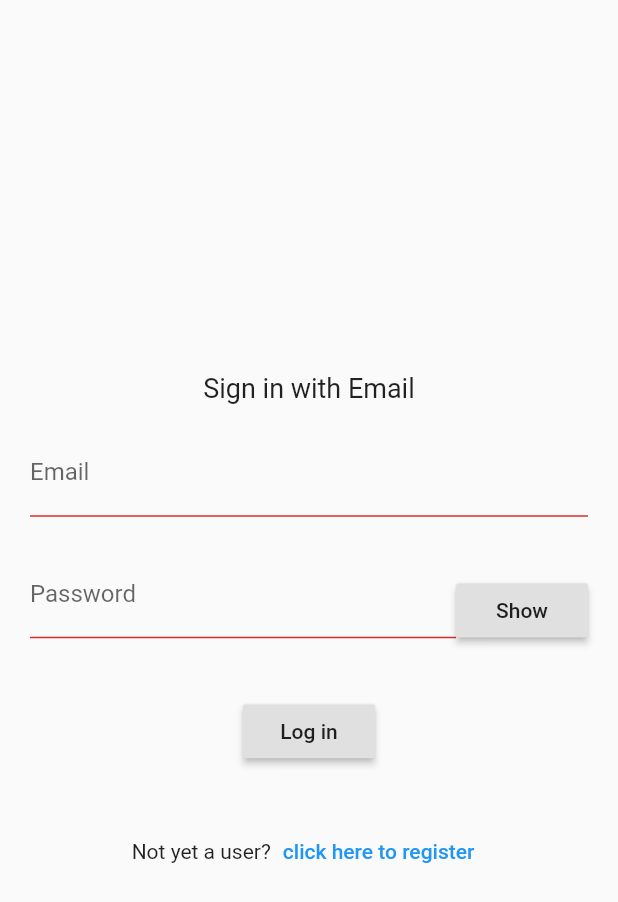
After one commit to sengtan/flutter_login_template, a Flutter app: the screen it shows after launch, after a tap on "Sign in with Email", on a phone screen of 412 x 824 dp. The commit adds this screen. Shown: the top 902 px of the screen. Run offline on Flutter 3.47's test engine with Material 2 defaults, Android fonts, the phone set to English and light mode, and no system bars; our stand-ins replace firebase_auth, firebase_core, firebase_dynamic_links, google_sign_in; missing offline and left inert: flutter_facebook_login; accounts and stored records are empty.

Commit message:
-Google Sign-in now working, added documentation on fix for SHA-1 error -Added Email Sign-in and registration functionality, does not require e-mail verification

```diff
--- /dev/null
+++ b/lib/authentication/email_auth.dart
@@ -0,0 +1,401 @@
+import 'package:flutter/material.dart';
+import 'package:firebase_auth/firebase_auth.dart';
+import 'package:firebase_dynamic_links/firebase_dynamic_links.dart';
+
+final FirebaseAuth _auth = FirebaseAuth.instance;
+
+class EmailLoginPage extends StatefulWidget{
+  final VoidCallback onSignedIn;
+  const EmailLoginPage({this.onSignedIn});
+
+  @override
+  State<StatefulWidget> createState() => _EmailLoginPageState();
+}
+
+class _EmailLoginPageState extends State<EmailLoginPage>{
+  final GlobalKey<FormState> _formKey = GlobalKey<FormState>();
+  final TextEditingController _emailController = TextEditingController();
+  final TextEditingController _passwordController = TextEditingController();
+  String _emailErrorText = "";
+  String _passwordErrorText = "";
+  bool _obscureText = true;
+  bool _success;
+  String _userEmail;
+
+  void _togglePassword() {
+    setState(() {
+      _obscureText = !_obscureText;
+    });
+  }
+
+  Future<bool> validateEmail(String value) async {
+    //Follows HTML5 email validation, for more info: https://html.spec.whatwg.org/multipage/input.html#e-mail-state-%28type=email%29
+    String pattern = r"^[a-zA-Z0-9.!#$%&'*+/=?^_`{|}~-]+@[a-zA-Z0-9](?:[a-zA-Z0-9-]{0,253}[a-zA-Z0-9])?(?:\.[a-zA-Z0-9](?:[a-zA-Z0-9-]{0,253}[a-zA-Z0-9])?)*$";
+    RegExp regExp = new RegExp(pattern);
+    String errorText = "";
+
+    if(value.isEmpty){
+      errorText = "Please enter your e-mail";
+    }
+    else if(!regExp.hasMatch(value)){
+      errorText = "Incorrect e-mail format";
+    }
+    else{
+      //if returned list is empty, this means that the e-mail is not registered
+      await _auth.fetchSignInMethodsForEmail(value).then((response){
+        print(response);
+        response.isEmpty? errorText = "E-mail not registered":errorText = "";
+      });
+    }
+
+    setState(() {
+      _emailErrorText = errorText;
+    });
+
+    return(errorText==""?true:false);
+  }
+
+  bool validatePassword(String value){
+    //min 8 char, 1 upper, 1 lower, 1 number, 1 special char, no length limit
+    String pattern = r"^(?=.*[a-z])(?=.*[A-Z])(?=.*\d)(?=.*[@$!%*?&])[A-Za-z\d@$!%*?&]{8,}$";
+    RegExp regExp = new RegExp(pattern);
+    String errorText = "";
+
+    if(value.isEmpty){
+      errorText = "Please enter your password";
+    }
+    else if(!regExp.hasMatch(value)){
+      errorText = "Password criteria not fulfilled";
+    }
+
+    setState(() {
+      _passwordErrorText = errorText;
+    });
+
+    return(errorText==""?true:false);
+  }
+
+  void registrationSuccess(String email, String password){
+    _emailController.text = email;
+    _passwordController.text = password;
+  }
+
+  void _signInWithEmailAndPassword() async {
+    User user;
+    await _auth.signInWithEmailAndPassword(
+      email: _emailController.text,
+      password: _passwordController.text,
+    ).then((response){
+      user = response.user;
+    }).catchError((error){
+      user = null;
+    });
+
+    if (user != null) {
+      setState(() {
+        _success = true;
+        _userEmail = user.email;
+      });
+      widget.onSignedIn();
+      Navigator.of(context).pop();
+    } else {
+      setState(() {
+        _success = false;
+      });
+    }
+  }
+
+  void _registerEmailAndPassword() async {
+    Navigator.of(context).push(
+      MaterialPageRoute(builder:(context) => EmailRegisterPage(onRegistered: registrationSuccess))
+    );
+  }
+
+  @override
+  void dispose() {
+    _emailController.dispose();
+    _passwordController.dispose();
+    super.dispose();
+  }
+
+  @override
+  Widget build(BuildContext context) {
+    return Scaffold(
+      body: Column(
+        mainAxisAlignment: MainAxisAlignment.center,
+        crossAxisAlignment: CrossAxisAlignment.center,
+        children: [
+          Padding(
+            padding: const EdgeInsets.fromLTRB(20.0,0.0,20.0,0.0),
+            child: Form(
+              key: _formKey,
+              child: Column(
+                crossAxisAlignment: CrossAxisAlignment.start,
+                children: <Widget>[
+                  Container(
+                    child: const Text('Sign in with Email', style: TextStyle(fontSize: 18.0),),
+                    padding: const EdgeInsets.all(16),
+                    alignment: Alignment.center,
+                  ),
+                  Row(
+                    children: [
+                      Expanded(
+                        child: TextFormField(
+                          controller: _emailController,
+                          decoration: InputDecoration(
+                            labelText: 'Email',
+                            errorText:  _emailErrorText,
+                          ),
+                          onChanged: (String value) {
+                            validateEmail(value);
+                          },
+                        ),
+                      ),
+                    ],
+                  ),
+                  Row(
+                    children: [
+                      Expanded(
+                        child: TextFormField(
+                          controller: _passwordController,
+                          decoration: InputDecoration(
+                            labelText: 'Password',
+                            errorText: _passwordErrorText,
+                          ),
+                          onChanged: (value){
+                            validatePassword(value);
+                          },
+                          obscureText: _obscureText,
+                        ),
+                      ),
+                      RaisedButton(
+                        onPressed: _togglePassword,
+                        child: Text(_obscureText? "Show" : "Hide")
+                      )
+                    ],
+                  ),
+                  Container(
+                    padding: const EdgeInsets.symmetric(vertical: 16.0),
+                    alignment: Alignment.center,
+                    child: RaisedButton(
+                      onPressed: () async {
+                        if (await validateEmail(_emailController.text) && validatePassword(_passwordController.text)) {
+                          _signInWithEmailAndPassword();
+                        }
+                      },
+                      child: const Text('Log in'),
+                    ),
+                  ),
+                  Container(
+                    alignment: Alignment.center,
+                    padding: const EdgeInsets.symmetric(horizontal: 16),
+                    child: Text(
+                      _success == null
+                          ? ''
+                          : (_success
+                          ? 'Successfully signed in ' + _userEmail
+                          : 'Wrong Email or Password'),
+                      style: TextStyle(color: Colors.red),
+                    ),
+                  ),
+                  Row(
+                    mainAxisAlignment: MainAxisAlignment.center,
+                    children: [
+                      Text("Not yet a user?"),
+                      TextButton(
+                        onPressed: _registerEmailAndPassword,
+                        child: Text("click here to register")
+                      )
+                    ],
+                  )
+                ],
+              ),
+            ),
+          ),
+        ],
+      ),
+    );
+  }
+}
+
+class EmailRegisterPage extends StatefulWidget {
+  final Function onRegistered;
+  const EmailRegisterPage({this.onRegistered});
+  @override
+  _EmailRegisterPageState createState() => _EmailRegisterPageState();
+}
+
+class _EmailRegisterPageState extends State<EmailRegisterPage> {
+  final GlobalKey<FormState> _formKey = GlobalKey<FormState>();
+  final TextEditingController _emailController = TextEditingController();
+  final TextEditingController _passwordController = TextEditingController();
+  String _emailErrorText = "";
+  String _passwordErrorText = "";
+  bool _obscureText = true;
+  bool _success;
+  String _userEmail;
+
+  void _togglePassword() {
+    setState(() {
+      _obscureText = !_obscureText;
+    });
+  }
+
+  Future<bool> validateEmail(String value) async {
+    //Follows HTML5 email validation, for more info: https://html.spec.whatwg.org/multipage/input.html#e-mail-state-%28type=email%29
+    String pattern = r"^[a-zA-Z0-9.!#$%&'*+/=?^_`{|}~-]+@[a-zA-Z0-9](?:[a-zA-Z0-9-]{0,253}[a-zA-Z0-9])?(?:\.[a-zA-Z0-9](?:[a-zA-Z0-9-]{0,253}[a-zA-Z0-9])?)*$";
+    RegExp regExp = new RegExp(pattern);
+    String errorText = "";
+
+    if(value.isEmpty){
+      errorText = "Please enter your e-mail";
+    }
+    else if(!regExp.hasMatch(value)){
+      errorText = "Incorrect e-mail format";
+    }
+    else{
+      //if returned list is empty, this means that the e-mail is not registered
+      await _auth.fetchSignInMethodsForEmail(value).then((response){
+        response.isEmpty? errorText = "":errorText = "E-mail already exists";
+      });
+    }
+
+    setState(() {
+      _emailErrorText = errorText;
+    });
+
+    //return(errorText==""?true:false);
+    return true;
+  }
+
+  bool validatePassword(String value) {
+    //min 8 char, 1 upper, 1 lower, 1 number, 1 special char, no length limit
+    String pattern = r"^(?=.*[a-z])(?=.*[A-Z])(?=.*\d)(?=.*[@$!%*?&])[A-Za-z\d@$!%*?&]{8,}$";
+    RegExp regExp = new RegExp(pattern);
+    String errorText = "";
+
+    if(value.isEmpty){
+      errorText = "Please enter your password";
+    }
+    else if(!regExp.hasMatch(value)){
+      errorText = "Password criteria not fulfilled";
+    }
+
+    setState(() {
+      _passwordErrorText = errorText;
+    });
+
+    return(errorText==""?true:false);
+  }
+
+  void _register() async {
+    User user;
+    await _auth.createUserWithEmailAndPassword(
+      email: _emailController.text,
+      password: _passwordController.text,
+    ).then((response){
+      user = response.user;
+    }).catchError((error){
+      user = null;
+    });
+
+    if (user != null) {
+      setState(() {
+        _success = true;
+        _userEmail = user.email;
+      });
+      widget.onRegistered(_emailController.text,_passwordController.text);
+      Navigator.of(context).pop();
+    } else {
+      setState(() {
+        _success = true;
+      });
+    }
+  }
+
+  @override
+  void dispose() {
+    _emailController.dispose();
+    _passwordController.dispose();
+    super.dispose();
+  }
+
+  @override
+  Widget build(BuildContext context) {
+    return Scaffold(
+      body: Padding(
+        padding: const EdgeInsets.fromLTRB(20.0,0.0,20.0,0.0),
+        child: Column(
+          mainAxisAlignment: MainAxisAlignment.center,
+          crossAxisAlignment: CrossAxisAlignment.center,
+          children: [
+            Form(
+              key: _formKey,
+              child: Column(
+                crossAxisAlignment: CrossAxisAlignment.start,
+                children: <Widget>[
+                  Container(
+                    child: const Text('Register with Email', style: TextStyle(fontSize: 18.0),),
+                    padding: const EdgeInsets.all(16),
+                    alignment: Alignment.center,
+                  ),
+                  TextFormField(
+                    controller: _emailController,
+                    decoration: InputDecoration(
+                      labelText: 'Email',
+                      errorText: _emailErrorText,
+                    ),
+                    onChanged: (String value) async {
+                      await validateEmail(value);
+                    },
+                  ),
+                  Row(
+                    children: [
+                      Expanded(
+                        child: TextFormField(
+                          controller: _passwordController,
+                          decoration: InputDecoration(
+                            labelText: 'Password',
+                            errorText: _passwordErrorText,
+                          ),
+                          onChanged: (String value) {
+                            validatePassword(value);
+                          },
+                          obscureText: _obscureText,
+                        ),
+                      ),
+                      RaisedButton(
+                          onPressed: _togglePassword,
+                          child: Text(_obscureText? "Show" : "Hide")
+                      )
+                    ],
+                  ),
+                  Container(
+                    padding: const EdgeInsets.symmetric(vertical: 16.0),
+                    alignment: Alignment.center,
+                    child: RaisedButton(
+                      onPressed: () async {
+                        if (await validateEmail(_emailController.text) && validatePassword(_passwordController.text)) {
+                          _register();
+                        }
+                      },
+                      child: const Text('Register'),
+                    ),
+                  ),
+                  Container(
+                    alignment: Alignment.center,
+                    child: Text(_success == null
+                        ? ''
+                        : (_success
+                        ? 'Successfully registered ' + _userEmail
+                        : 'Registration failed')),
+                  )
+                ],
+              ),
+            ),
+          ],
+        ),
+      ),
+    );
+  }
+}
--- a/lib/screens/login_page.dart
+++ b/lib/screens/login_page.dart
@@ -1,6 +1,7 @@
 import 'package:flutter/material.dart';
 import '../authentication/authenticator.dart';
 import '../authentication/authprovider.dart';
+import '../authentication/email_auth.dart';
 
 class LoginPage extends StatefulWidget {
   final VoidCallback onSignedIn;
@@ -11,6 +12,12 @@ class LoginPage extends StatefulWidget {
 }
 
 class _LoginPageState extends State<LoginPage> {
+
+  void EmailButton() async {
+    Navigator.of(context).push(
+      MaterialPageRoute(builder: (context) => EmailLoginPage(onSignedIn: widget.onSignedIn,))
+    );
+  }
 
   void GoogleButton() async {
     final Authenticator auth = AuthProvider.of(context).auth;
@@ -35,6 +42,7 @@ class _LoginPageState extends State<LoginPage> {
                   crossAxisAlignment: CrossAxisAlignment.center,
                   mainAxisSize: MainAxisSize.min,
                   children: <Widget>[
+                    LogInOption(EmailButton,"assets/images/email_logo.png","Sign in with Email"),
                     LogInOption(GoogleButton,"assets/images/google_logo.png","Sign in with Google"),
                     LogInOption(FacebookButton,"assets/images/facebook_logo.png","Sign in with Facebook"),
                   ],
@@ -70,7 +78,7 @@ class LogInOption extends StatelessWidget {
               crossAxisAlignment: CrossAxisAlignment.stretch,
               children: <Widget>[
                 new Image.asset(
-                    logoAsset, height: 50.0
+                    logoAsset, height: 50.0, width: 50.0, fit: BoxFit.contain,
                 ),
                 new Expanded(
                     child: Container(
--- a/pubspec.yaml
+++ b/pubspec.yaml
@@ -26,7 +26,8 @@ dependencies:
 
   firebase_auth: ^0.18.4+1
   firebase_core: ^0.5.3
-  google_sign_in: ^4.5.6
+  firebase_dynamic_links: ^0.5.1
+  google_sign_in: ^4.5.9
   flutter_facebook_login: ^3.0.0
   http: ^0.12.2
 
```
Also changed, not shown: assets/images/email_logo.png (added), pubspec.lock.
